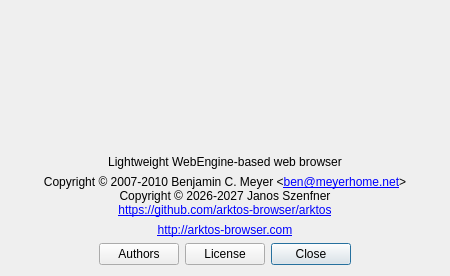
This is src/aboutdialog.ui in IT-Space-2026/arktos as Qt 5 draws it before an edit. The edited form follows.
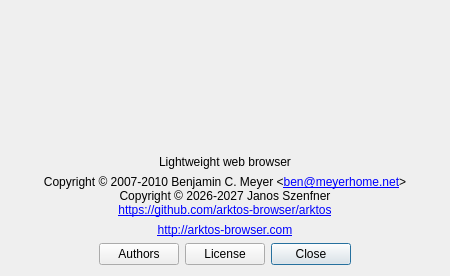
This is the edited form.

Patch:
```diff
--- a/src/aboutdialog.ui
+++ b/src/aboutdialog.ui
@@ -114,7 +114,7 @@
    <item>
     <widget class="QLabel" name="description">
      <property name="text">
-      <string>Lightweight WebEngine-based web browser</string>
+      <string>Lightweight web browser</string>
      </property>
      <property name="alignment">
       <set>Qt::AlignCenter</set>
```
Left out of the diff: 26 changed lines with no effect on the pictures.
